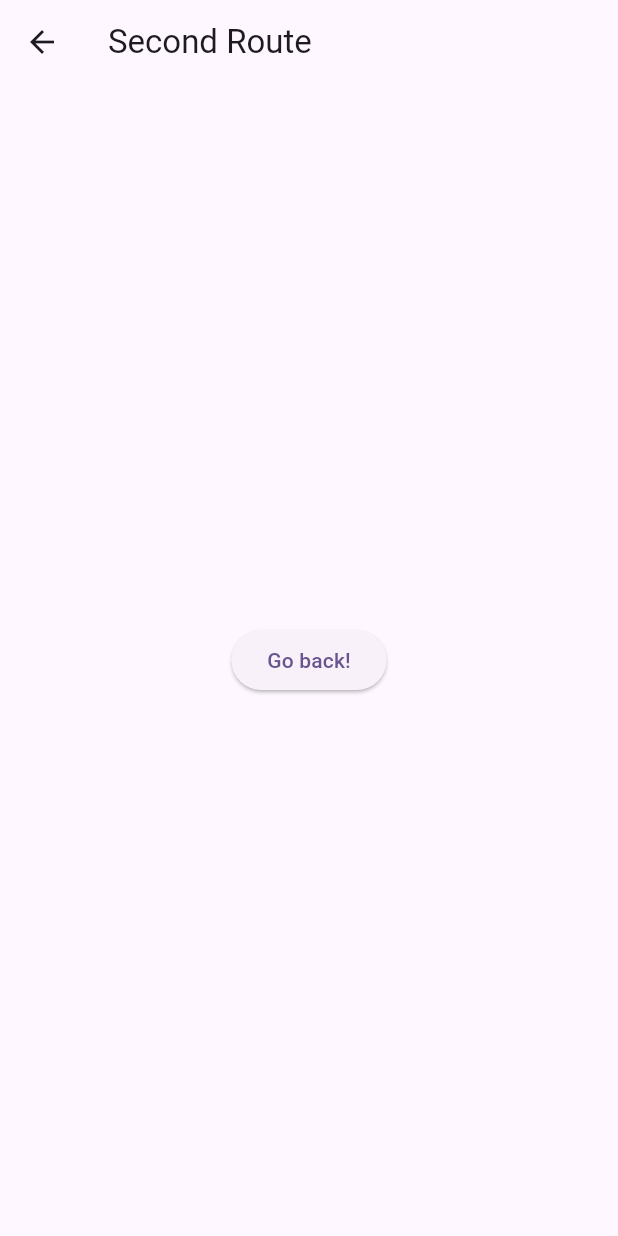
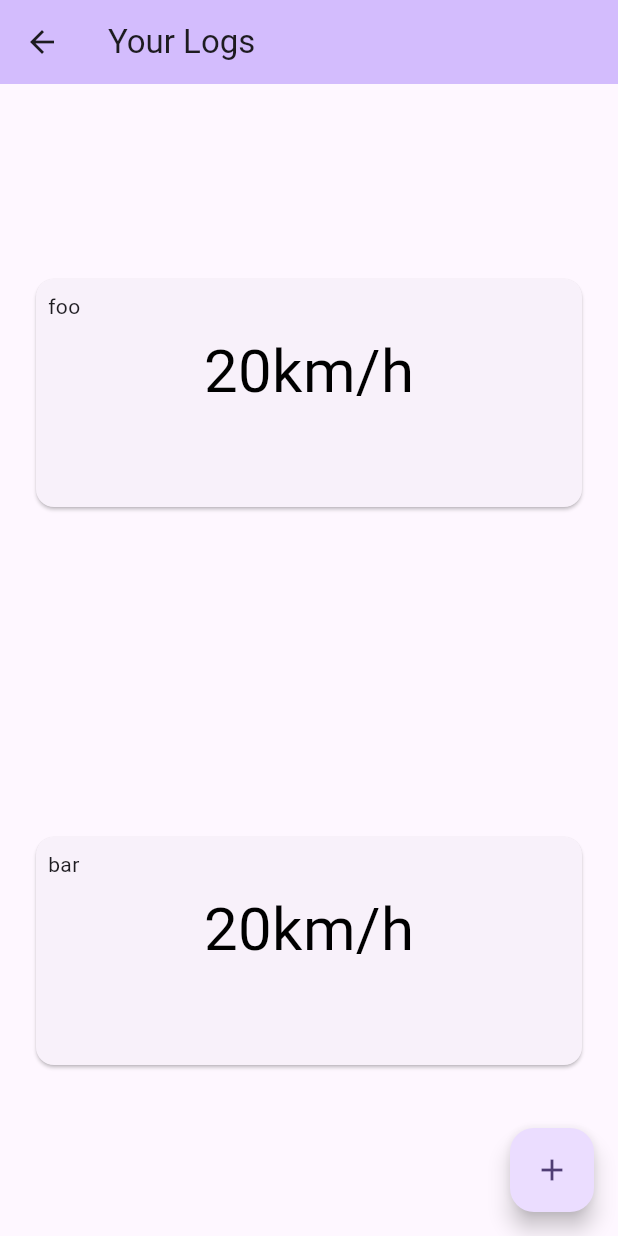
Before and after one commit to johnkimhyuntae/astral, a Flutter app: the LogPage screen opened directly, on a phone screen of 412 x 824 dp. Run offline on Flutter 3.47's test engine with Material 3 defaults, Android fonts, the phone set to English and light mode, and no system bars.

Commit message:
NEW LOG ENTRY DART FILE

```diff
--- /dev/null
+++ b/lib/log_entry.dart
@@ -0,0 +1,45 @@
+import 'package:flutter/material.dart';
+import 'package:flutter/widgets.dart';
+
+class LogEntry extends StatefulWidget {
+  final String title;
+  const LogEntry({super.key, required this.title});
+
+  @override
+  State<LogEntry> createState() => _LogEntryState();
+}
+
+class _LogEntryState extends State<LogEntry> {
+
+  @override
+  Widget build(BuildContext context) {
+    return Center(
+      child: SizedBox(
+        width: double.infinity,
+        height: 160,
+        child: Card(
+          child: Column(
+            children: [
+              Padding(
+                padding: const EdgeInsets.only(left: 8.0, top: 8.0),
+                child: Align(
+                  alignment: Alignment.centerLeft,
+                  child: Text(widget.title),
+                ),
+              ),
+              const Padding(
+                padding: EdgeInsets.symmetric(vertical: 5.0),
+                child: Text('20km/h',
+                  style: TextStyle(
+                  color: Colors.black,
+                  fontSize: 40,
+                  )
+                ),
+              ),
+            ],
+          ),
+        ),
+      ),
+    );
+  }
+}
--- a/lib/log_page.dart
+++ b/lib/log_page.dart
@@ -1,5 +1,7 @@
 import 'package:flutter/material.dart';
 import 'package:flutter/widgets.dart';
+
+import 'log_entry.dart';
 
 class LogPage extends StatelessWidget {
   const LogPage({super.key});
@@ -8,15 +10,25 @@ class LogPage extends StatelessWidget {
   Widget build(BuildContext context) {
     return Scaffold(
       appBar: AppBar(
-        title: const Text('Second Route'),
+        backgroundColor: Theme.of(context).colorScheme.inversePrimary,
+        title: const Text('Your Logs'),
       ),
       body: Center(
-        child: ElevatedButton(
-          onPressed: () {
-            Navigator.pop(context);
-          },
-          child: const Text('Go back!'),
+        heightFactor: 500,
+        child: GridView.count(
+          padding: const EdgeInsets.all(20),
+          crossAxisCount: 1,
+          mainAxisSpacing: 0.0,
+          children: const <Widget>[
+            LogEntry(title:"foo"),
+            LogEntry(title:"bar"),
+            LogEntry(title:"baz"),
+          ],
         ),
+      ),
+      floatingActionButton: FloatingActionButton(
+        onPressed: () {},
+        child: const Icon(Icons.add),
       ),
     );
   }
```
